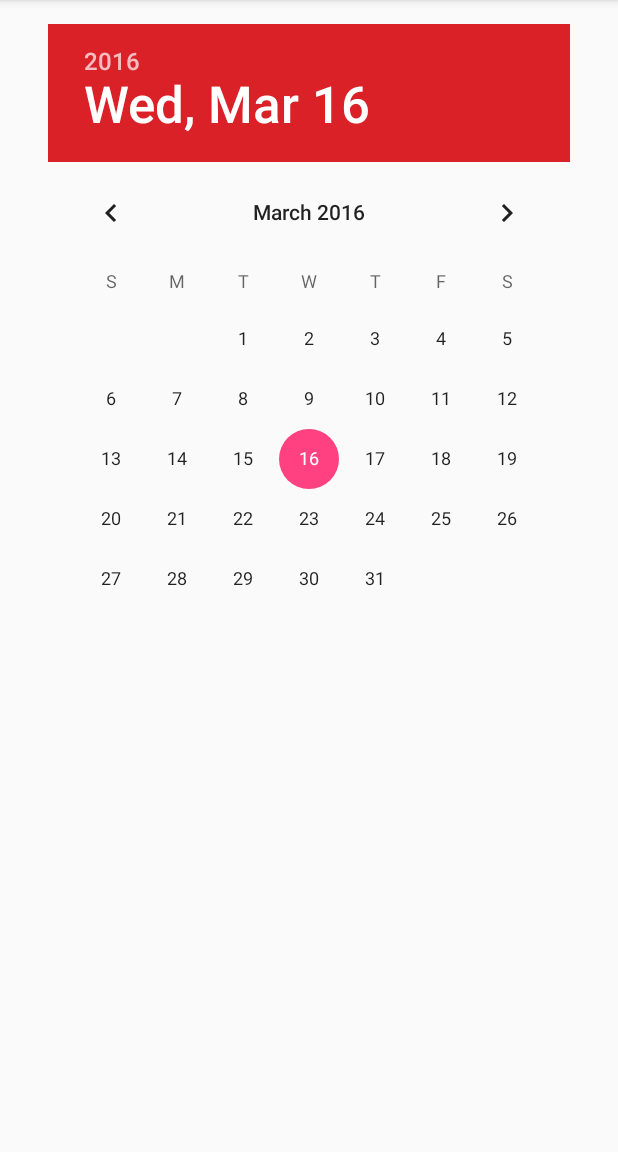
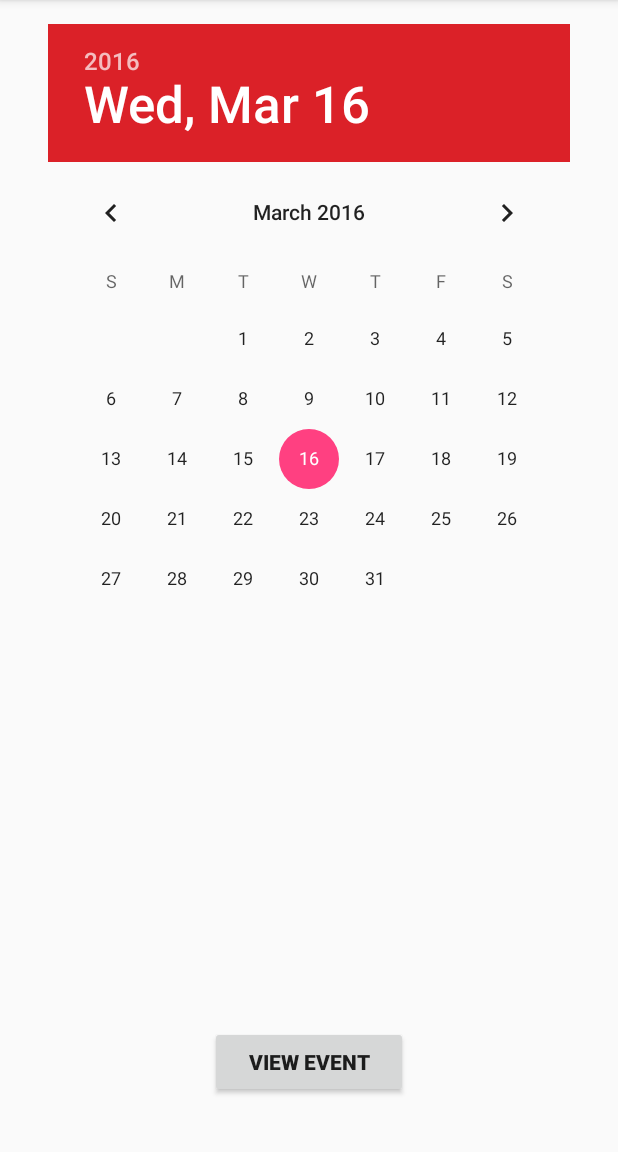
Before and after one commit to dmzimmerman13/HomeworkTwo, an Android app: the screen it shows after launch (CalendarActivity), after a tap on "LAUNCH", on a phone screen of 412 x 824 dp, the part 84-1236 px from its top. Run offline under Robolectric (Android 15) with nearby library versions, the phone set to English and light mode, and no system bars.

Commit message:
Added View Event Button so people can check the events on each date

```diff
--- a/app/src/main/java/com/test/david/homeworktwo/CalendarFragment.java
+++ b/app/src/main/java/com/test/david/homeworktwo/CalendarFragment.java
@@ -64,7 +64,9 @@ public class CalendarFragment extends Fragment {
     public View onCreateView(LayoutInflater inflater, ViewGroup container,
                              Bundle savedInstanceState) {
         // Inflate the layout for this fragment
-        return inflater.inflate(R.layout.fragment_calendar, container, false);
+        View view = inflater.inflate(R.layout.fragment_calendar, container, false);
+
+        return view;
     }
 
     // TODO: Rename method, update argument and hook method into UI event
--- a/app/src/main/res/layout/fragment_calendar.xml
+++ b/app/src/main/res/layout/fragment_calendar.xml
@@ -13,5 +13,15 @@
         android:layout_gravity="center_horizontal|top"
         android:headerBackground="#db2128"/>
 
+    <Button
+        android:layout_width="wrap_content"
+        android:layout_height="wrap_content"
+        android:text="View Event"
+        android:id="@+id/viewEvent"
+        android:layout_gravity="center_horizontal|bottom"
+        android:layout_marginBottom="20dp"
+        android:hint="On Date Selected"
+        android:textStyle="bold" />
+
 
 </FrameLayout>
```
